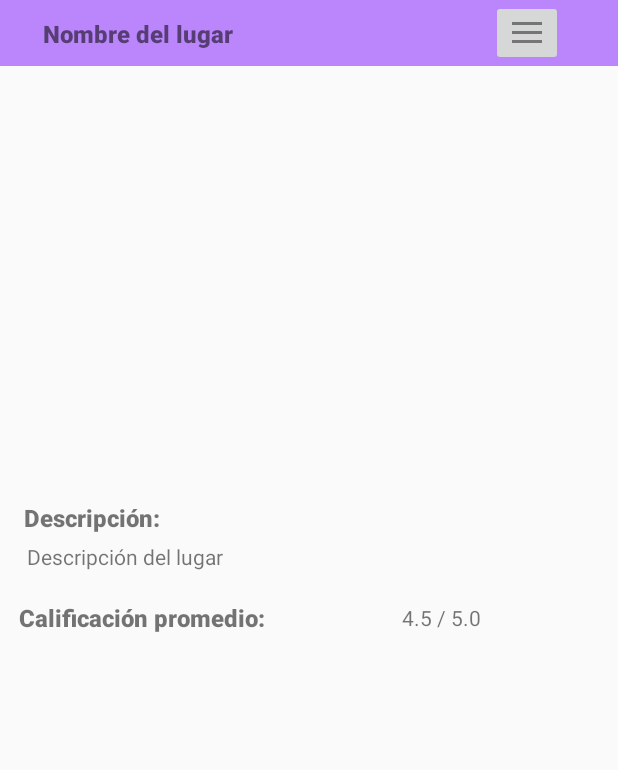
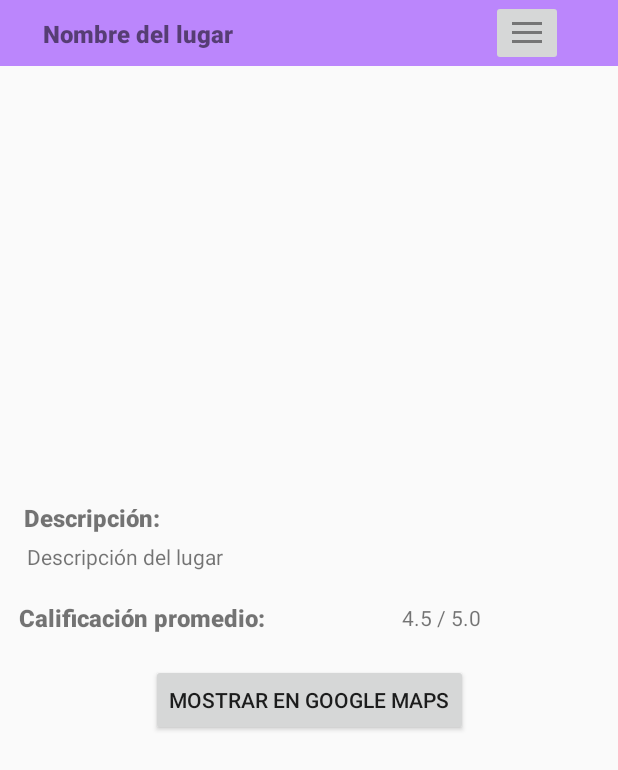
Before and after one commit to sachih1ro/MedellinPlacesApp-4MinTIC2022, an Android app: the PlaceItemFragment screen opened through its navigation route, on a phone screen of 412 x 824 dp. Shown: the top 770 px of the screen. Run offline under Robolectric (Android 15) with nearby library versions, the phone set to English and light mode, and no system bars; network calls fail; 6 statements that could not run were skipped.

Commit message:
Sprint 4: se implementa el intent para abrir la ubicación del POI en Google Maps

```diff
--- a/app/build.gradle
+++ b/app/build.gradle
@@ -65,5 +65,10 @@ dependencies {
     implementation "com.squareup.retrofit2:converter-gson:2.9.0"
     //Corrutinas
     implementation 'org.jetbrains.kotlinx:kotlinx-coroutines-android:1.5.0'
+    //Servicios de Google Play
+    implementation 'com.google.android.gms:play-services-maps:18.0.1'
+    implementation 'com.google.android.gms:play-services-location:19.0.0'
+
+
 
 }
--- a/app/src/main/java/com/example/medellinplaces/PlaceItemFragment.kt
+++ b/app/src/main/java/com/example/medellinplaces/PlaceItemFragment.kt
@@ -12,6 +12,8 @@ import androidx.navigation.NavController
 import androidx.navigation.Navigation
 import com.example.medellinplaces.databinding.FragmentPlaceItemBinding
 import com.example.medellinplaces.viewModel.PlaceViewModel
+import android.content.Intent
+import android.net.Uri
 
 class PlaceItemFragment : Fragment() {
 
@@ -54,18 +56,30 @@ class PlaceItemFragment : Fragment() {
 
          */
 
-        binding.textViewPlaceNameItem.text = PlaceViewModel().
-        getPlaceAtPosition(PlaceViewModel().obtenerPlaceid()).placeName
-        binding.textViewPlaceDescriptionItem.text = PlaceViewModel().
-        getPlaceAtPosition(PlaceViewModel().obtenerPlaceid()).placeDescription
-        binding.textViewScoreValueItem.text = PlaceViewModel().
-        getPlaceAtPosition(PlaceViewModel().obtenerPlaceid()).placeScore
+        binding.textViewPlaceNameItem.text = placeViewModel.
+        getPlaceAtPosition(placeViewModel.obtenerPlaceid()).placeName
+        binding.textViewPlaceDescriptionItem.text = placeViewModel.
+        getPlaceAtPosition(placeViewModel.obtenerPlaceid()).placeDescription
+        binding.textViewScoreValueItem.text = placeViewModel.
+        getPlaceAtPosition(placeViewModel.obtenerPlaceid()).placeScore
 
         val idImageView = resources
-            .getIdentifier(PlaceViewModel().getPlaceAtPosition(PlaceViewModel().
+            .getIdentifier(placeViewModel.getPlaceAtPosition(placeViewModel.
             obtenerPlaceid()).imageName,"drawable", context!!.packageName)
         binding.imageViewPlaceImageItem.setImageResource(idImageView)
 
+        binding.buttonShowInGoogleMaps.setOnClickListener {
+            val gmmIntentUri = Uri.parse("geo:"+
+                    placeViewModel.getPlaceAtPosition(placeViewModel.obtenerPlaceid()).placeLatitude
+                    +","+
+                    placeViewModel.getPlaceAtPosition(placeViewModel.obtenerPlaceid()).placeLongitude
+                    +"?q="+placeViewModel.getPlaceAtPosition(placeViewModel.obtenerPlaceid()).placeName)
+            val mapIntent = Intent(Intent.ACTION_VIEW, gmmIntentUri)
+            mapIntent.setPackage("com.google.android.apps.maps")
+            mapIntent.resolveActivity(activity!!.packageManager)?.let {
+                startActivity(mapIntent)
+            }
+        }
 
         navController = Navigation.findNavController(view)
         binding.buttonMenuImageButtonItem.setOnClickListener {
--- a/app/src/main/java/com/example/medellinplaces/model/PlaceModel.kt
+++ b/app/src/main/java/com/example/medellinplaces/model/PlaceModel.kt
@@ -5,7 +5,9 @@ import com.google.gson.annotations.SerializedName
 data class PlaceModel(@SerializedName("name") val placeName: String,
                       @SerializedName("description") val placeDescription: String,
                       @SerializedName("image") val imageName: String,
-                      @SerializedName("score") val placeScore: String) {
+                      @SerializedName("score") val placeScore: String,
+                      @SerializedName("latitude") val placeLatitude: String,
+                      @SerializedName("longitude") val placeLongitude: String) {
 }
 
 /*
--- a/app/src/main/res/layout/fragment_place_item.xml
+++ b/app/src/main/res/layout/fragment_place_item.xml
@@ -107,4 +107,14 @@
         app:layout_constraintStart_toEndOf="@+id/textView_scoreTitle"
         app:layout_constraintTop_toTopOf="@+id/textView_scoreTitle" />
 
+    <Button
+        android:id="@+id/button_ShowInGoogleMaps"
+        android:layout_width="wrap_content"
+        android:layout_height="wrap_content"
+        android:layout_marginTop="20dp"
+        android:text="@string/button_showInGoogleMaps_text"
+        app:layout_constraintEnd_toEndOf="parent"
+        app:layout_constraintStart_toStartOf="parent"
+        app:layout_constraintTop_toBottomOf="@+id/textView_scoreTitle" />
+
 </androidx.constraintlayout.widget.ConstraintLayout>
--- a/app/src/main/res/values/strings.xml
+++ b/app/src/main/res/values/strings.xml
@@ -18,5 +18,6 @@
     <string name="notifications_title">Notificaciones</string>
     <string name="notifications_sound_title">Sonido de notificaciones</string>
     <string name="hello_blank_fragment">Hello blank fragment</string>
+    <string name="button_showInGoogleMaps_text">Mostrar en Google Maps</string>
 
 </resources>
--- a/build.gradle
+++ b/build.gradle
@@ -6,7 +6,7 @@ buildscript {
     }
     dependencies {
         classpath 'com.android.tools.build:gradle:7.0.4'
-        classpath 'org.jetbrains.kotlin:kotlin-gradle-plugin:1.6.0'
+        classpath 'org.jetbrains.kotlin:kotlin-gradle-plugin:1.6.10'
 
         // NOTE: Do not place your application dependencies here; they belong
         // in the individual module build.gradle files
```
Also changed, not shown: app/src/debug/res/values/google_maps_api.xml (added, +24 -0 lines), app/src/main/AndroidManifest.xml (+20 -1 lines), app/src/main/java/com/example/medellinplaces/MapsFragment.kt (added, +47 -0 lines), app/src/main/res/layout/fragment_maps.xml (added, +8 -0 lines), 1 other file.
